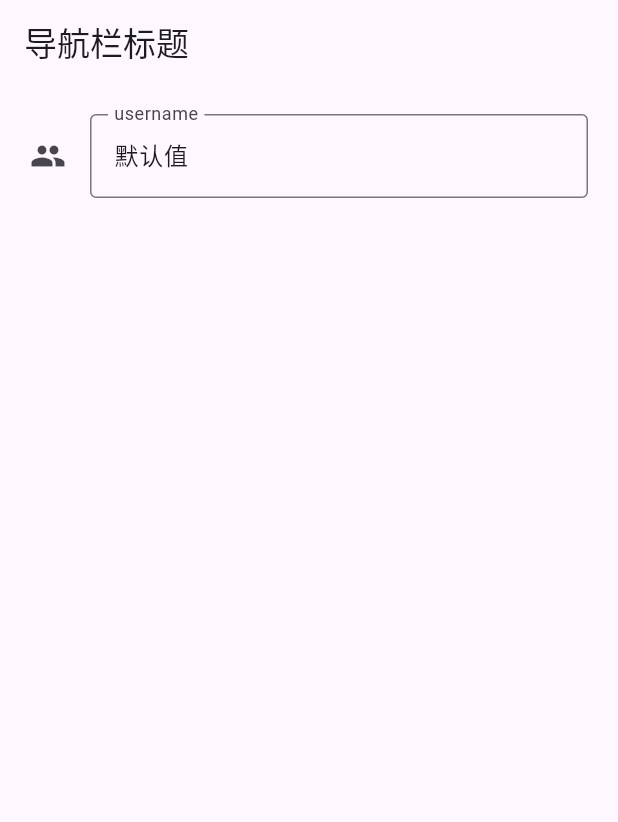
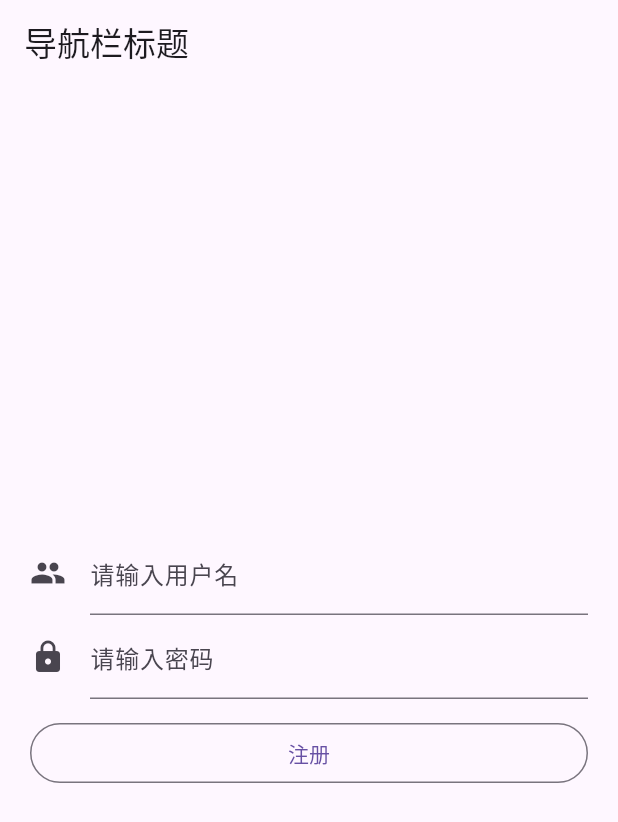
Before and after one commit to LooseLi/flutter-demo, a Flutter app: the screen it shows after launch, on a phone screen of 412 x 824 dp. Shown: the top 822 px of the screen. Run offline on Flutter 3.47's test engine with Material 3 defaults, Android fonts, the phone set to English and light mode, and no system bars.

Commit message:
feat(flutter): Form表单组件

```diff
--- a/lib/main.dart
+++ b/lib/main.dart
@@ -14,7 +14,83 @@ class MyApp extends StatelessWidget {
           title: const Text('导航栏标题'),
         ),
         // body: const ContentWidget(),
-        body: const UserInfoWidget(),
+        // body: const UserInfoWidget(),
+        body: const InfoFormWidget(),
+      ),
+    );
+  }
+}
+
+// Widget Form表单
+class InfoFormWidget extends StatefulWidget {
+  const InfoFormWidget({Key? key}) : super(key: key);
+
+  @override
+  State<StatefulWidget> createState() {
+    return InfoFormWidgetState();
+  }
+}
+
+class InfoFormWidgetState extends State<InfoFormWidget> {
+  String username = '';
+  String password = '';
+
+  GlobalKey<FormState> formGlobalKey = GlobalKey();
+
+  @override
+  Widget build(BuildContext context) {
+    return Padding(
+      padding: const EdgeInsets.all(20),
+      child: Form(
+        key: formGlobalKey,
+        child: Column(
+          mainAxisAlignment: MainAxisAlignment.center,
+          children: [
+            TextFormField(
+              decoration: const InputDecoration(
+                icon: Icon(Icons.people),
+                labelText: '请输入用户名',
+              ),
+              onSaved: (value) {
+                username = value ?? '';
+              },
+              validator: (value) {
+                if (value == null || value.isEmpty) {
+                  return '用户名不能为空';
+                }
+                return null;
+              },
+            ),
+            TextFormField(
+              obscureText: true,
+              decoration: const InputDecoration(
+                icon: Icon(Icons.lock),
+                labelText: '请输入密码',
+              ),
+              onSaved: (value) {
+                password = value ?? '';
+              },
+              validator: (value) {
+                if (value == null || value.isEmpty) {
+                  return '密码不能为空';
+                }
+                return null;
+              },
+            ),
+            const SizedBox(height: 12),
+            SizedBox(
+              width: double.infinity,
+              child: OutlinedButton(
+                onPressed: () {
+                  formGlobalKey.currentState?.save();
+                  formGlobalKey.currentState?.validate();
+                  print('用户名: $username, 密码: $password');
+                },
+                child: const Text('注册'),
+              ),
+            )
+          ],
+        ),
       ),
     );
   }
```
